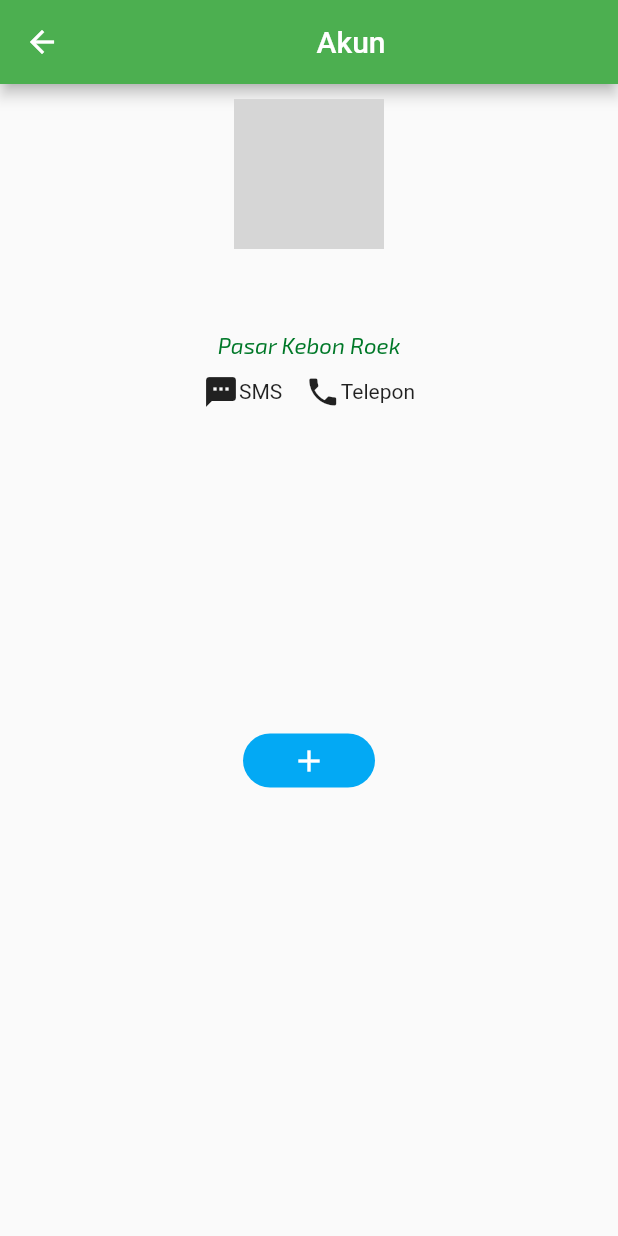
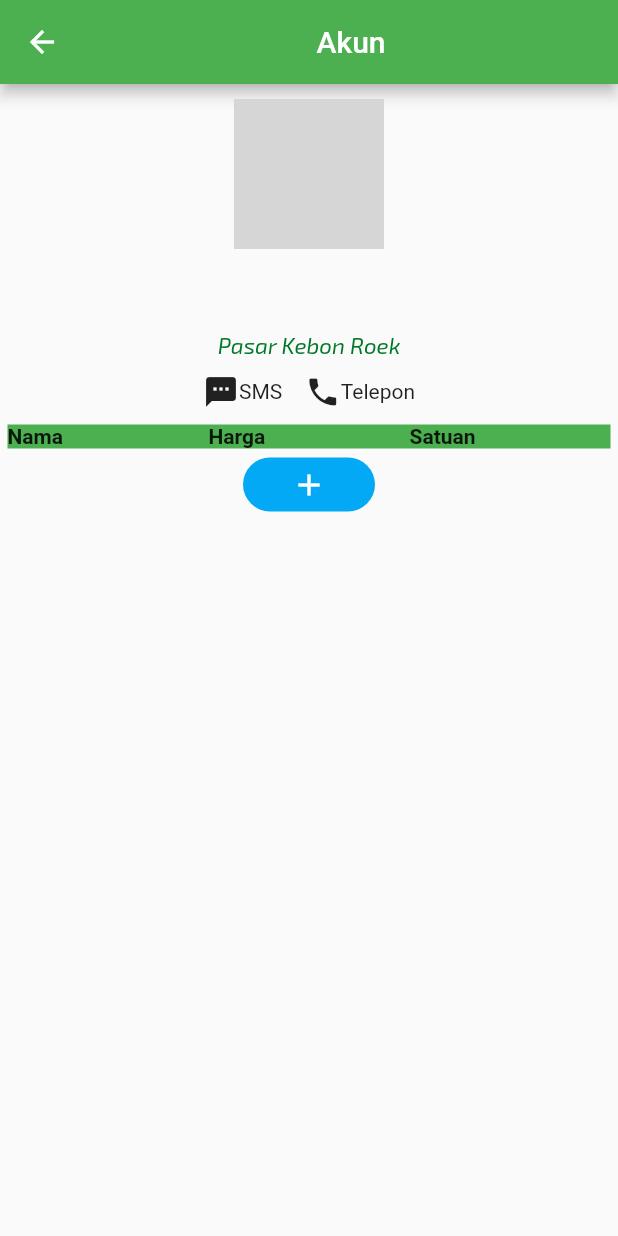
Before and after one commit to Blazing21/Pesan_sayur, a Flutter app: the Profil screen opened directly with empty values, after a tap on the "add" icon, on a phone screen of 412 x 824 dp. Run offline on Flutter 3.47's test engine with Material 2 defaults, Android fonts, the phone set to English and light mode, and no system bars; our stand-ins replace bloc, cloud_firestore, email_validator, equatable, firebase_auth, firebase_storage and 4 more; accounts and stored records are empty; project files that could hold a hidden picture were left out; grey boxes are pictures that could not be loaded.

Commit message:
done fitur tabel detail suplier sayur

```diff
--- a/lib/bloc/item_bloc.dart
+++ b/lib/bloc/item_bloc.dart
@@ -11,8 +11,8 @@ part 'item_state.dart';
 
 class ItemBloc extends Bloc<ItemEvent, ItemState> {
   @override
-  ItemState get initialState => ItemLoaded([]);
-  //ItemBloc() : super(ItemInitial());
+  // ItemState get initialState => ItemLoaded([]);
+  ItemBloc() : super(ItemLoaded([]));
 
   @override
   Stream<ItemState> mapEventToState(
--- a/lib/bloc/pages_bloc.dart
+++ b/lib/bloc/pages_bloc.dart
@@ -10,8 +10,8 @@ part 'pages_state.dart';
 
 class PagesBloc extends Bloc<PagesEvent, PagesState> {
   @override
-  PagesState get initialState => OnInitialPage();
-
+  // PagesState get initialState => OnInitialPage();
+  PagesBloc() : super(OnInitialPage());
   @override
   Stream<PagesState> mapEventToState(
     PagesEvent event,
--- a/lib/bloc/suplier_bloc.dart
+++ b/lib/bloc/suplier_bloc.dart
@@ -11,8 +11,8 @@ part 'suplier_state.dart';
 
 class SuplierBloc extends Bloc<SuplierEvent, SuplierState> {
   @override
-  SuplierState get initialState => SuplierState([]);
-
+  // SuplierState get initialState => SuplierState([]);
+  SuplierBloc() : super(SuplierState([]));
   @override
   Stream<SuplierState> mapEventToState(
     SuplierEvent event,
--- a/lib/bloc/user_bloc.dart
+++ b/lib/bloc/user_bloc.dart
@@ -11,7 +11,7 @@ part 'user_state.dart';
 class UserBloc extends Bloc<UserEvent, UserState> {
   @override
   UserState get initialState => UserInitial();
-
+  UserBloc() : super(UserInitial());
   @override
   Stream<UserState> mapEventToState(
     UserEvent event,
--- a/lib/ui/pages/beranda_page.dart
+++ b/lib/ui/pages/beranda_page.dart
@@ -55,8 +55,10 @@ class _BerandaPageState extends State<BerandaPage> {
         backgroundColor: Colors.green,
         tooltip: 'Increment Counter',
         onPressed: () {
-          //Navigator.of(context).push(MaterialPageRoute(builder: (context) => AddSuplier()));
-          context.bloc<PagesBloc>().add(GoToAddSuplierPage(AddSuplier()));
+          Navigator.of(context).push(MaterialPageRoute(builder: (context) {
+            context.bloc<PagesBloc>().add(GoToAddSuplierPage(AddSuplier()));
+          } ));
+
          },
         child: const Icon(Icons.add,
         color: Colors.white),
--- a/lib/ui/pages/detail_suplier_pages.dart
+++ b/lib/ui/pages/detail_suplier_pages.dart
@@ -97,43 +97,6 @@ class _ProfilState extends State<Profil> {
                       height: 10,
                     ),
                     Tabel(items: widget.items),
-                  //   SizedBox(
-                  //     height: 200,
-                  //   child: ListView.builder(
-                  //       shrinkWrap: true,
-                  // scrollDirection: Axis.horizontal, //scroll kesamping
-                  // itemCount: widget.items.length,
-                  // itemBuilder: (_, index) => Container(
-                  //         child:Table(
-                  //     children: [
-                  //       TableRow(
-                  //         children: [
-                  //           Text(widget.items[index].namaBarang, style: TextStyle(fontWeight: FontWeight.bold), ),
-                  //           Text("Jumlah", style: TextStyle(fontWeight: FontWeight.bold), ),
-                  //           Text(widget.items[index].satuan, style: TextStyle(fontWeight: FontWeight.bold), ),
-                  //           Text(widget.items[index].harga, style: TextStyle(fontWeight: FontWeight.bold), )
-                  //         ])
-                  //     ]),
-                  //       ))),
-                  //   SizedBox(
-                  //     height: 200,
-                  //   child: ListView.builder(
-                  //       shrinkWrap: true,
-                  // scrollDirection: Axis.horizontal, //scroll kesamping
-                  // itemCount: widget.items.length,
-                  // itemBuilder: (_, index) => Container(
-                  //         child:Table(
-                  //     children: [
-                  //       TableRow(
-                  //         children: [
-                  //           Text(widget.items[index].namaBarang, style: TextStyle(fontWeight: FontWeight.bold), ),
-                  //           Text("Jumlah", style: TextStyle(fontWeight: FontWeight.bold), ),
-                  //           Text(widget.items[index].satuan, style: TextStyle(fontWeight: FontWeight.bold), ),
-                  //           Text(widget.items[index].harga, style: TextStyle(fontWeight: FontWeight.bold), )
-                  //         ])
-                  //     ]),
-                  //       ))),
-
                     FlatButton(
                       color: Colors.lightBlue,
                       shape: RoundedRectangleBorder(
@@ -157,28 +120,52 @@ class Tabel extends StatelessWidget {
   final List<Item> items;
   Tabel({this.items});
 
+
+
   @override
   Widget build(BuildContext context) {
-    print(items);
+    print("ADA DATA NIH ${items}");
+
     return Container(
-      child: SizedBox(
-                      height: 200,
-                    child: ListView.builder(
+      child: Column(
+        children: [
+          Container(
+            color: Colors.green,
+            child: Row(
+                  children: [
+                    Expanded(child: Text("Nama", style: TextStyle(fontWeight: FontWeight.bold),),),
+                    Expanded(child: Text("Harga", style: TextStyle(fontWeight: FontWeight.bold)),),
+                    Expanded(child: Text("Satuan",style: TextStyle(fontWeight: FontWeight.bold)),)
+                  ],
+                ),
+          ),
+                ListView.builder(
                   shrinkWrap: true,
-                  scrollDirection: Axis.horizontal, //scroll kesamping
                   itemCount: items.length,
-                  itemBuilder: (_, index) => Container(
-                          child:Table(
+                  itemBuilder: (_,index){
+                    return Container(
+                      child: Column(
+                        children: [
+                          Table(
+                            border: TableBorder.all(),
                               children: [
                                 TableRow(
                                   children: [
-                            Text(items[index].namaBarang, style: TextStyle(fontWeight: FontWeight.bold), ),
-                            Text("Jumlah", style: TextStyle(fontWeight: FontWeight.bold), ),
-                            Text(items[index].satuan, style: TextStyle(fontWeight: FontWeight.bold), ),
-                            Text(items[index].harga, style: TextStyle(fontWeight: FontWeight.bold), )
+                                    Text(items[index].namaBarang),
+                                    Text(items[index].satuan),
+                                    Text(items[index].harga)
+                                    ]
+                                    ),
                               ])
-                      ]),
-                        ))),
+                        ],
+                      ),
+                    );
+                  },
+              ),
+        ],
+      )
+
     );
           }
+
 }
--- a/pubspec.yaml
+++ b/pubspec.yaml
@@ -27,7 +27,7 @@ dependencies:
   firebase_auth: ^0.16.1
   cloud_firestore: ^0.13.7
   provider: ^4.1.3
-  flutter_bloc: ^4.0.1
+  flutter_bloc: ^5.0.0
   email_validator: ^1.0.4
   flutter_spinkit: ^4.1.2+1
   flushbar: ^1.10.4
```
Also changed, not shown: pubspec.lock, 2 other files. Lines whose indentation alone changed are shown as unchanged.
